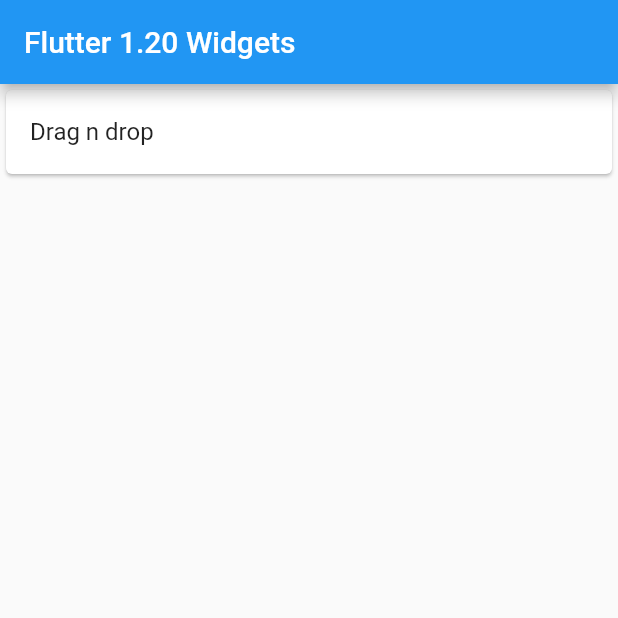
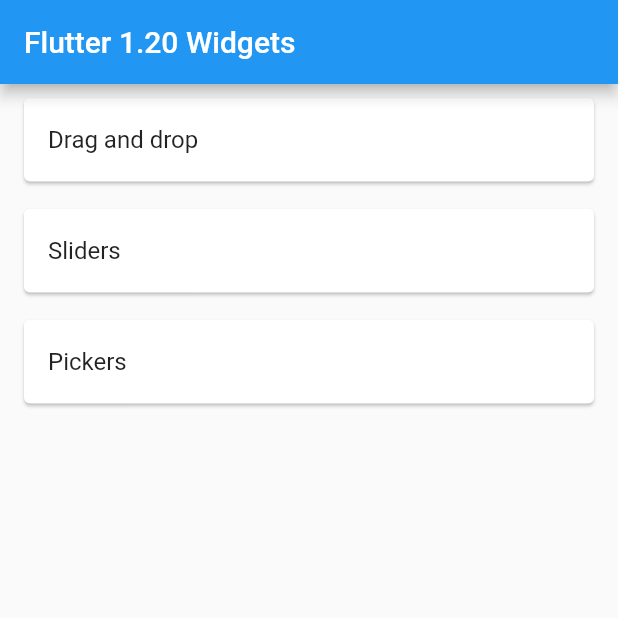
Before and after one commit to NoScopeDevs/flutter-1-20-widgets, a Flutter app: the screen it shows after launch, on a phone screen of 412 x 824 dp, the top half of it. Run offline on Flutter 3.47's test engine with Material 2 defaults, Android fonts, the phone set to English and light mode, and no system bars.

Commit message:
added sliders and pickers

```diff
--- a/lib/main.dart
+++ b/lib/main.dart
@@ -1,11 +1,12 @@
 import 'package:flutter/material.dart';
-import 'package:interactions_flutter120/drag_n_drop.dart';
+
+import 'sliders.dart';
+import 'pickers.dart';
+import 'drag_n_drop.dart';
 
 void main() {
   runApp(
-    MaterialApp(
-      home: MyApp(),
-    ),
+    MaterialApp(home: MyApp()),
   );
 }
 
@@ -13,25 +14,37 @@
   @override
   Widget build(BuildContext context) {
     return Scaffold(
-      appBar: AppBar(
-        title: Text(
-          'Flutter 1.20 Widgets',
-        ),
-      ),
+      appBar: AppBar(title: Text('Flutter 1.20 Widgets')),
       body: ListView(
         children: [
-          Card(
-            child: ListTile(
-              title: Text('Drag n drop'),
-              onTap: () => Navigator.of(context).push(
-                MaterialPageRoute(
-                  builder: (_) => DragExample(),
-                ),
-              ),
-            ),
-          ),
+          _ListItem(title: 'Drag and drop', child: DragExample()),
+          _ListItem(title: 'Sliders', child: SliderExample()),
+          _ListItem(title: 'Pickers', child: PickersSample()),
         ],
       ),
     );
   }
 }
+
+class _ListItem extends StatelessWidget {
+  const _ListItem({Key key, @required this.title, @required this.child})
+      : super(key: key);
+
+  final String title;
+  final Widget child;
+
+  @override
+  Widget build(BuildContext context) {
+    return Padding(
+      padding: const EdgeInsets.symmetric(horizontal: 12.0, vertical: 5.0),
+      child: Card(
+        child: ListTile(
+          title: Text(title),
+          onTap: () => Navigator.of(context).push(
+            MaterialPageRoute(builder: (_) => child),
+          ),
+        ),
+      ),
+    );
+  }
+}
```
Also changed, not shown: lib/drag_n_drop.dart (+2 -7 lines), lib/pickers.dart (added, +79 -0 lines), lib/sliders.dart (added, +59 -0 lines).
